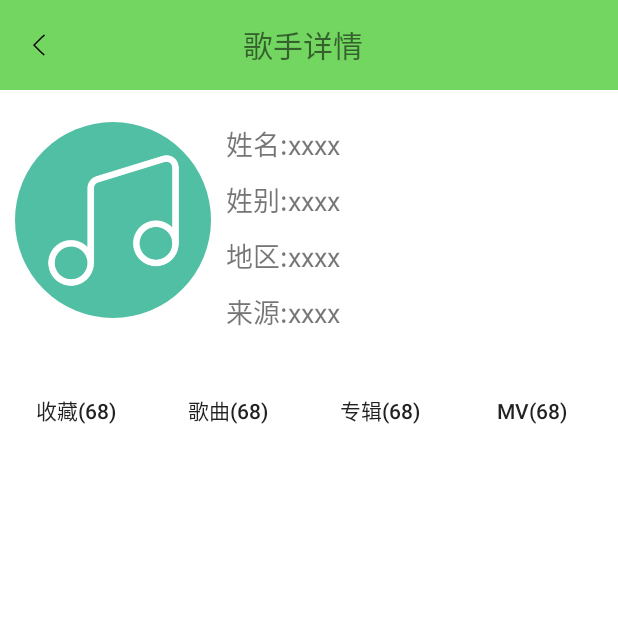
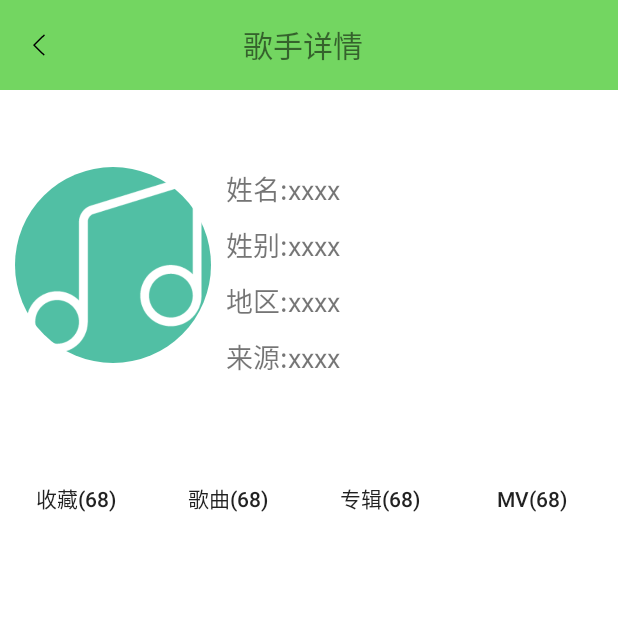
Before and after one commit to gyadministrator/MusicGame, an Android app: the SingerInfoActivity screen opened directly, with no data from a screen before it, on a phone screen of 412 x 824 dp, the top half of it. Run offline under Robolectric (Android 15) with nearby library versions, the phone set to English and light mode, and no system bars; our stand-ins replace ButterKnife, CircleImageView, Picasso; pictures from the network do not load.

Commit message:
修复一些bug，加了听歌底部栏的界面

```diff
--- a/app/src/main/res/layout/activity_singer_info.xml
+++ b/app/src/main/res/layout/activity_singer_info.xml
@@ -70,7 +70,7 @@
         <LinearLayout
             android:layout_width="match_parent"
             android:layout_height="0dp"
-            android:layout_weight="1"
+            android:layout_weight="1.5"
             android:orientation="horizontal">
 
             <view.CircleImageView
@@ -131,8 +131,8 @@
             android:layout_width="match_parent"
             android:layout_height="0dp"
             android:layout_marginRight="6dp"
+            android:layout_marginTop="15dp"
             android:layout_weight="0.3"
-            android:layout_marginTop="15dp"
             android:orientation="horizontal">
 
             <Button
```
Also changed, not shown: app/src/main/java/bean/dao/CurrentUserDao.java (+9 -14 lines), app/src/main/java/bean/dao/DaoMaster.java (+3 -10 lines), app/src/main/java/fragment/ListenFragment.java (+18 -1 lines), app/src/main/java/bean/dao/DaoSession.java (line endings or trailing spaces).
